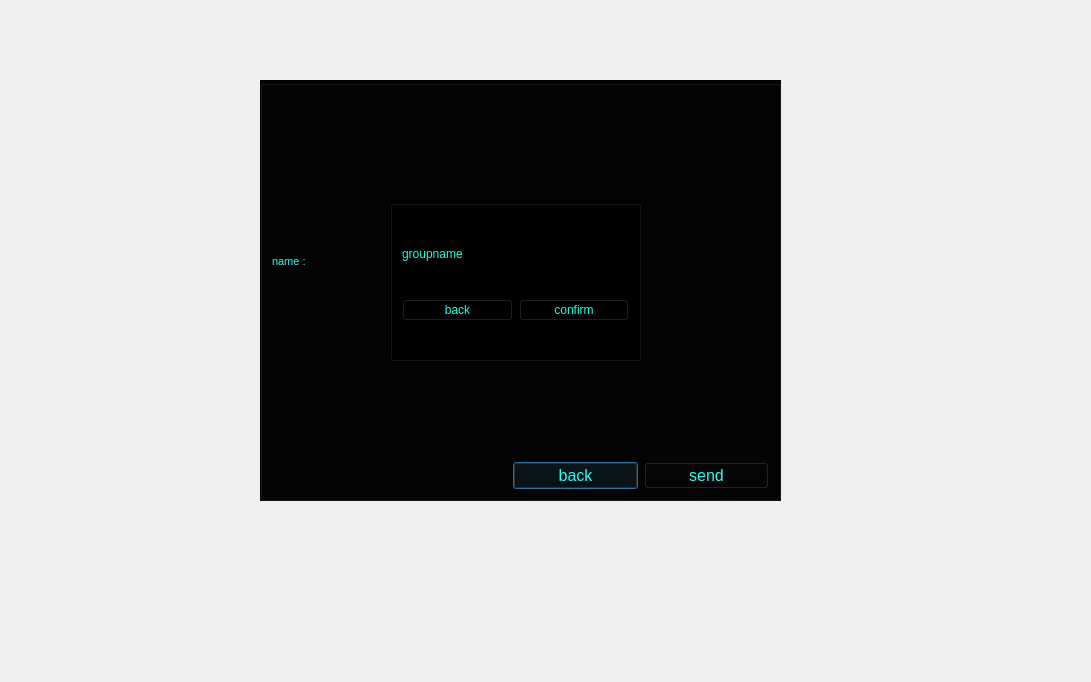
Above: massenger/joinchannel_dialog.ui from MahanBeidokhti/AP-Messenger before the change. Below: the same form after it.
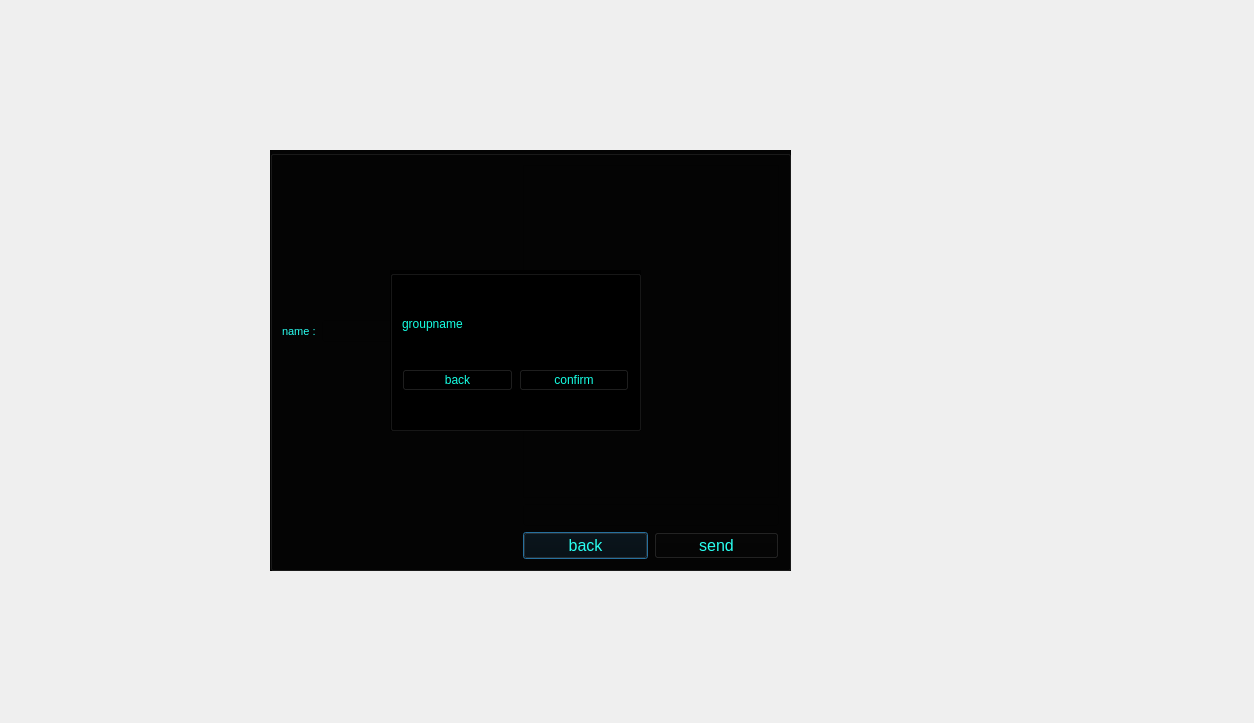
That is the form after the change. Icons and pictures are not drawn.

The edit to the form file:
```diff
--- a/massenger/joinchannel_dialog.ui
+++ b/massenger/joinchannel_dialog.ui
@@ -6,8 +6,8 @@
    <rect>
     <x>0</x>
     <y>0</y>
-    <width>1091</width>
-    <height>682</height>
+    <width>1254</width>
+    <height>723</height>
    </rect>
   </property>
   <property name="windowTitle">
@@ -19,8 +19,8 @@
   <widget class="QGroupBox" name="chat_groupBox">
    <property name="geometry">
     <rect>
-     <x>260</x>
-     <y>80</y>
+     <x>270</x>
+     <y>150</y>
      <width>521</width>
      <height>421</height>
     </rect>
@@ -110,7 +110,7 @@
    <property name="geometry">
     <rect>
      <x>390</x>
-     <y>200</y>
+     <y>270</y>
      <width>251</width>
      <height>161</height>
     </rect>
```
